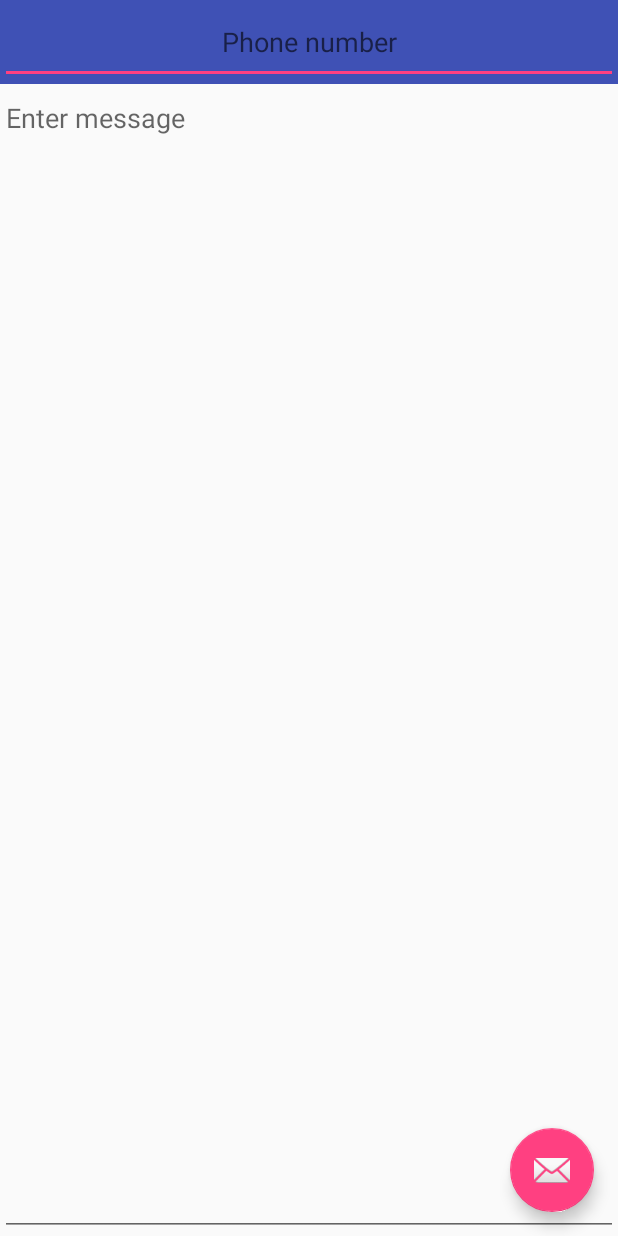
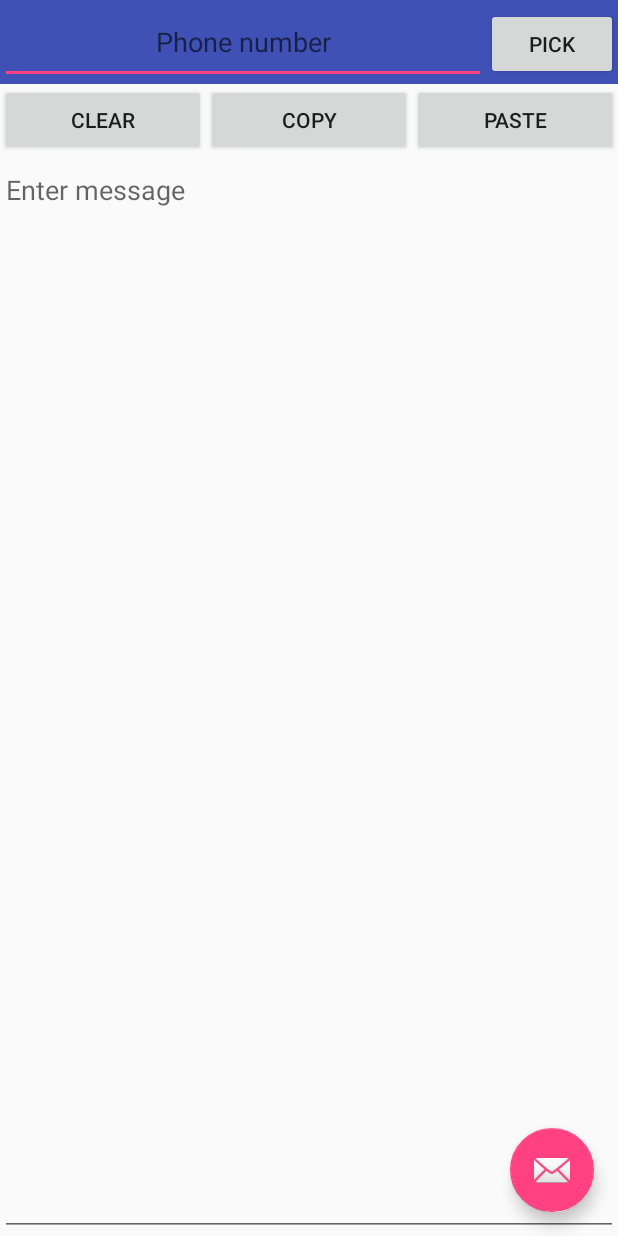
Before and after one commit to alexgzb/6.2AndroidSMSSend, an Android app: the screen it shows after launch (MainActivity), on a phone screen of 412 x 824 dp. Run offline under Robolectric (Android 15) with nearby library versions, the phone set to English and light mode, and no system bars.

Commit message:
Added copy paste functionality

```diff
--- a/app/src/main/java/com/gezelbom/androidsms62/MainActivity.java
+++ b/app/src/main/java/com/gezelbom/androidsms62/MainActivity.java
@@ -1,21 +1,27 @@
 package com.gezelbom.androidsms62;
 
 import android.app.AlertDialog;
+import android.content.ClipData;
 import android.content.ClipboardManager;
 import android.content.DialogInterface;
+import android.content.Intent;
+import android.database.Cursor;
+import android.net.Uri;
 import android.os.Bundle;
+import android.provider.ContactsContract;
 import android.support.design.widget.FloatingActionButton;
 import android.support.design.widget.Snackbar;
 import android.support.v7.app.AppCompatActivity;
 import android.telephony.SmsManager;
 import android.view.View;
+import android.widget.Button;
 import android.widget.EditText;
 import android.widget.Toast;
 
 
 /**
  * Simple APP to send and receive SMS.
- * The send SMS functionality has copy/paste functionality as well as possibillity to get number
+ * The send SMS functionality has copy/paste functionality as well as possibility to get number
  * from contacts.
  * Displays a notification with flashing led lights and vibration when a SMS has been received
  */
@@ -23,7 +29,12 @@ public class MainActivity extends AppCompatActivity {
 
     EditText phoneNumberEditText;
     EditText smsBodyEditText;
+    Button pickButton;
+    Button clearButton;
+    Button copyButton;
+    Button pasteButton;
     ClipboardManager myClipboard;
+    public final int PICK_CONTACT = 8888;
 
     @Override
     protected void onCreate(Bundle savedInstanceState) {
@@ -32,6 +43,53 @@ public class MainActivity extends AppCompatActivity {
 
         super.onCreate(savedInstanceState);
         setContentView(R.layout.activity_main);
+
+        /**
+         * Clearbutton setup
+         */
+        clearButton = (Button) findViewById(R.id.buttonClear);
+        clearButton.setOnClickListener(new View.OnClickListener() {
+            @Override
+            public void onClick(View v) {
+                smsBodyEditText.setText("");
+            }
+        });
+
+        /**
+         * CopyButton setup
+         */
+        copyButton = (Button) findViewById(R.id.buttonCopy);
+        copyButton.setOnClickListener(new View.OnClickListener() {
+            @Override
+            public void onClick(View v) {
+                ClipData clipData = ClipData.newPlainText("Text", smsBodyEditText.getText());
+                myClipboard.setPrimaryClip(clipData);
+            }
+        });
+
+
+        /**
+         * PasteButton setup
+         */
+        pasteButton = (Button) findViewById(R.id.buttonPaste);
+        pasteButton.setOnClickListener(new View.OnClickListener() {
+            @Override
+            public void onClick(View v) {
+                smsBodyEditText.setText(smsBodyEditText.getText().toString() + myClipboard.getPrimaryClip().getItemAt(0).getText());
+            }
+        });
+
+        /**
+         * PickButton Setup starts a contact picker dialog
+         */
+        pickButton = (Button) findViewById(R.id.buttonPick);
+        pickButton.setOnClickListener(new View.OnClickListener() {
+            @Override
+            public void onClick(View v) {
+                Intent i = new Intent(Intent.ACTION_PICK, ContactsContract.CommonDataKinds.Phone.CONTENT_URI);
+                startActivityForResult(i, PICK_CONTACT);
+            }
+        });
 
         //EditText widgets for the number and the smsbody
         phoneNumberEditText = (EditText) findViewById(R.id.editText_number);
@@ -57,6 +115,23 @@ public class MainActivity extends AppCompatActivity {
     }
 
     /**
+     * Method to react on Activity Result If the result is from Contactpicker, get the number from the
+     * chosen contact
+     */
+    @Override
+    protected void onActivityResult(int requestCode, int resultCode, Intent data) {
+        super.onActivityResult(requestCode, resultCode, data);
+        if (requestCode == PICK_CONTACT && resultCode == RESULT_OK) {
+            Uri contactUri = data.getData();
+            Cursor cursor = getContentResolver().query(contactUri, null, null, null, null);
+            cursor.moveToFirst();
+            int column = cursor.getColumnIndex(ContactsContract.CommonDataKinds.Phone.NUMBER);
+
+            phoneNumberEditText.setText(cursor.getString(column));
+        }
+    }
+
+    /**
      * OnClick Listener that creates a Alert Dialog, if the user Clicks on Yes, the sms is sent, otherwise not
      */
     View.OnClickListener dialogBoxclickListener = new View.OnClickListener() {
@@ -71,6 +146,7 @@ public class MainActivity extends AppCompatActivity {
                     .setCancelable(false)
                     .setPositiveButton("Yes", new DialogInterface.OnClickListener() {
                         public void onClick(DialogInterface dialog, int id) {
+                            // Send an SMS using SmsManager
                             SmsManager.getDefault().sendTextMessage(phoneNumberEditText.getText().toString(), null, smsBodyEditText.getText().toString(), null, null);
                             phoneNumberEditText.setText("");
                             smsBodyEditText.setText("");
@@ -79,8 +155,7 @@ public class MainActivity extends AppCompatActivity {
                     })
                     .setNegativeButton("No", new DialogInterface.OnClickListener() {
                         public void onClick(DialogInterface dialog, int id) {
-                            // if this button is clicked, just close
-                            // the dialog box and do nothing
+                            // Close the dialog
                             dialog.cancel();
                         }
                     })
--- a/app/src/main/res/layout/activity_main.xml
+++ b/app/src/main/res/layout/activity_main.xml
@@ -33,24 +33,65 @@
             android:orientation="horizontal">
 
             <EditText
+                android:id="@+id/editText_number"
                 android:layout_width="0dp"
                 android:layout_height="match_parent"
+                android:layout_weight="1"
+                android:gravity="center"
+                android:hint="Phone number"
                 android:inputType="phone"
-            android:id="@+id/editText_number"
+                android:singleLine="true"
+                android:textIsSelectable="true" />
+
+            <Button
+                android:id="@+id/buttonPick"
+                android:layout_width="wrap_content"
+                android:layout_height="wrap_content"
+                android:text="Pick" />
+
+
+        </LinearLayout>
+
+        <LinearLayout
+            android:id="@+id/linearLayout_buttons"
+            android:layout_width="match_parent"
+            android:layout_height="wrap_content"
+            android:layout_below="@id/linearLayout_TopBar"
+            android:orientation="horizontal">
+
+            <Button
+                android:id="@+id/buttonClear"
+                android:layout_width="wrap_content"
+                android:layout_height="wrap_content"
                 android:layout_weight="1"
-            android:textIsSelectable="true"
-            android:singleLine="true"
-            android:hint="Phone number"
-            android:gravity="center" />
+                android:text="Clear" />
+
+
+            <Button
+                android:id="@+id/buttonCopy"
+                android:layout_width="wrap_content"
+                android:layout_height="wrap_content"
+                android:layout_weight="1"
+                android:text="Copy" />
+
+
+            <Button
+                android:id="@+id/buttonPaste"
+                android:layout_width="wrap_content"
+                android:layout_height="wrap_content"
+                android:layout_weight="1"
+                android:text="Paste" />
+
+
         </LinearLayout>
 
         <EditText
+            android:id="@+id/editText_body"
             android:layout_width="match_parent"
             android:layout_height="match_parent"
-            android:hint="Enter message"
-            android:layout_below="@id/linearLayout_TopBar"
-            android:id="@+id/editText_body"
-            android:gravity="start" />
+            android:layout_below="@id/linearLayout_buttons"
+            android:gravity="start"
+            android:hint="Enter message" />
 
     </RelativeLayout>
 
```
Lines whose indentation alone changed are shown as unchanged.
